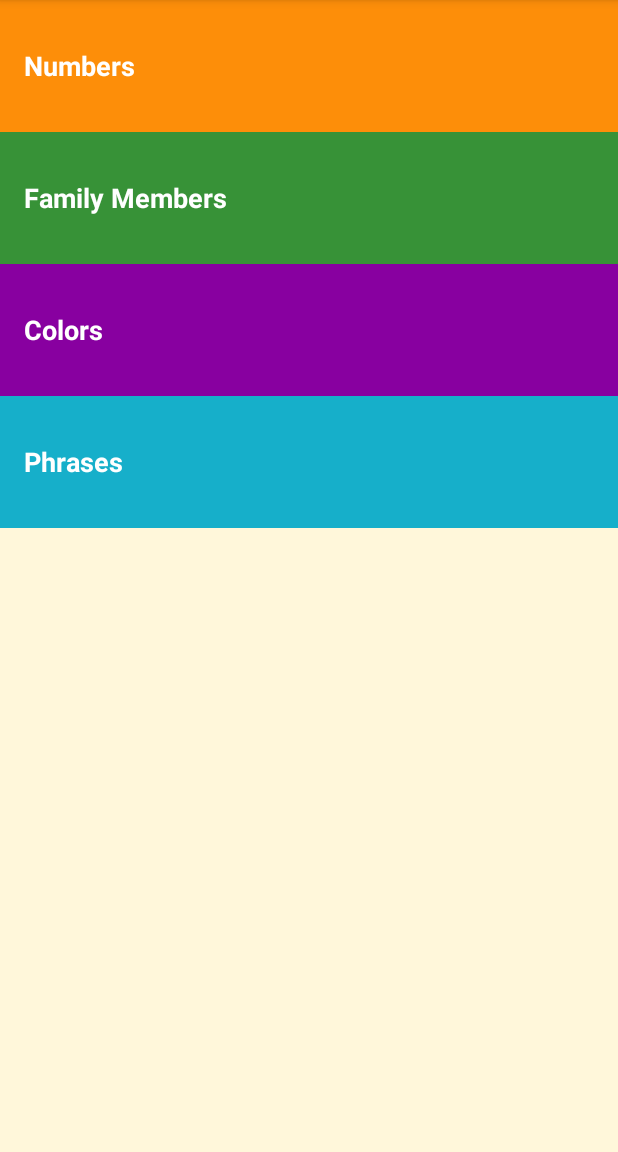
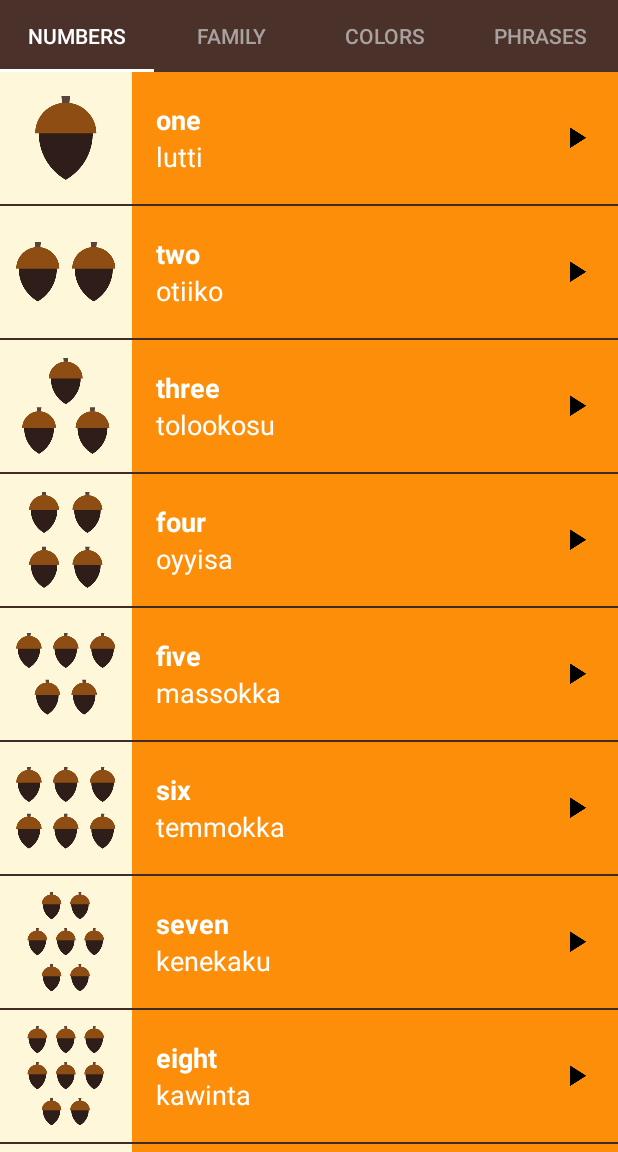
Before and after one commit to marcelobr/Miwok, an Android app: the screen it shows after launch (MainActivity), on a phone screen of 412 x 824 dp, the part 84-1236 px from its top. Run offline under Robolectric (Android 15) with nearby library versions, the phone set to English and light mode, and no system bars.

Commit message:
Adicionando fragments e viewpager

```diff
--- a/app/src/main/AndroidManifest.xml
+++ b/app/src/main/AndroidManifest.xml
@@ -29,10 +29,6 @@
                 <category android:name="android.intent.category.LAUNCHER" />
             </intent-filter>
         </activity>
-        <activity android:name=".PhrasesActivity" android:label="@string/category_phrases" android:parentActivityName=".MainActivity" />
-        <activity android:name=".NumbersActivity" android:label="@string/category_numbers" android:parentActivityName=".MainActivity" />
-        <activity android:name=".FamilyActivity" android:label="@string/category_family" android:parentActivityName=".MainActivity" />
-        <activity android:name=".ColorsActivity" android:label="@string/category_colors" android:parentActivityName=".MainActivity" />
     </application>
 
 </manifest>
--- a/app/src/main/java/com/example/android/miwok/FamilyActivity.java
+++ b/app/src/main/java/com/example/android/miwok/FamilyFragment.java
@@ -1,18 +1,25 @@
 package com.example.android.miwok;
+
 
 import android.content.Context;
 import android.media.AudioManager;
 import android.media.MediaPlayer;
-import android.support.v7.app.AppCompatActivity;
 import android.os.Bundle;
+import android.support.v4.app.Fragment;
+import android.view.LayoutInflater;
 import android.view.View;
+import android.view.ViewGroup;
 import android.widget.AdapterView;
 import android.widget.ListView;
+import android.widget.TextView;
 import android.widget.Toast;
 
 import java.util.ArrayList;
 
-public class FamilyActivity extends AppCompatActivity {
+/**
+ * A simple {@link Fragment} subclass.
+ */
+public class FamilyFragment extends Fragment {
 
     /** Handles playback of all the sound files */
     private MediaPlayer mMediaPlayer;
@@ -53,19 +60,21 @@
         @Override
         public void onCompletion(MediaPlayer mp) {
             releaseMediaPlayer();
-            Toast.makeText(FamilyActivity.this, "I'm done", Toast.LENGTH_SHORT).show();
         }
     };
 
+    public FamilyFragment() {
+        // Required empty public constructor
+    }
+
+
     @Override
-    protected void onCreate(Bundle savedInstanceState) {
-        super.onCreate(savedInstanceState);
-        setContentView(R.layout.word_list);
-
-        //getActionBar().setDisplayHomeAsUpEnabled(true);
+    public View onCreateView(LayoutInflater inflater, ViewGroup container,
+                             Bundle savedInstanceState) {
+        View rootView = inflater.inflate(R.layout.word_list, container, false);
 
         // Create and setup the {@link AudioManager} to request audio focus
-        mAudioManager = (AudioManager) getSystemService(Context.AUDIO_SERVICE);
+        mAudioManager = (AudioManager) getActivity().getSystemService(Context.AUDIO_SERVICE);
 
         // Create a list of words
         final ArrayList<Word> words = new ArrayList<Word>();
@@ -80,9 +89,9 @@
         words.add(new Word("grandmother ", "ama", R.drawable.family_grandmother, R.raw.family_grandmother));
         words.add(new Word("grandfather", "paapa", R.drawable.family_grandfather, R.raw.family_grandfather));
 
-        WordAdapter adapter = new WordAdapter(this, words, R.color.category_family);
+        WordAdapter adapter = new WordAdapter(getActivity(), words, R.color.category_family);
 
-        ListView listView = (ListView) findViewById(R.id.list);
+        ListView listView = (ListView) rootView.findViewById(R.id.list);
 
         listView.setAdapter(adapter);
 
@@ -106,7 +115,7 @@
 
                     // Create and setup the {@link MediaPlayer} for the audio resource associated
                     // with the current word
-                    mMediaPlayer = MediaPlayer.create(FamilyActivity.this, word.getAudioResourceId());
+                    mMediaPlayer = MediaPlayer.create(getActivity(), word.getAudioResourceId());
 
                     // Start the audio file
                     mMediaPlayer.start();
@@ -117,13 +126,8 @@
                 }
             }
         });
-    }
 
-    @Override
-    protected void onStop() {
-        super.onStop();
-
-        releaseMediaPlayer();
+        return rootView;
     }
 
     /**
@@ -146,4 +150,11 @@
             mAudioManager.abandonAudioFocus(mOnAudioFocusChangeListener);
         }
     }
+
+    @Override
+    public void onStop() {
+        super.onStop();
+
+        releaseMediaPlayer();
+    }
 }
--- a/app/src/main/java/com/example/android/miwok/MainActivity.java
+++ b/app/src/main/java/com/example/android/miwok/MainActivity.java
@@ -17,6 +17,8 @@
 
 import android.content.Intent;
 import android.os.Bundle;
+import android.support.design.widget.TabLayout;
+import android.support.v4.view.ViewPager;
 import android.support.v7.app.AppCompatActivity;
 import android.view.View;
 import android.widget.TextView;
@@ -30,56 +32,17 @@
         // Set the content of the activity to use the activity_main.xml layout file
         setContentView(R.layout.activity_main);
 
-        // Find the View that shows the numbers category
-        TextView numbers = (TextView) findViewById(R.id.numbers);
+        // Find the view pager that will allow the user to swipe between fragments
+        ViewPager viewPager = (ViewPager) findViewById(R.id.viewpager);
 
-        // Find the View that shows the colors category
-        TextView colors = (TextView) findViewById(R.id.colors);
+        // Create an adapter that knows which fragment should be shown on each page
+        SimpleFragmentPagerAdapter adapter = new SimpleFragmentPagerAdapter(this, getSupportFragmentManager());
 
-        // Find the View that shows the family members category
-        TextView family = (TextView) findViewById(R.id.family);
+        // Set the adapter onto the view pager
+        viewPager.setAdapter(adapter);
 
-        // Find the View that shows the phrases category
-        TextView phrases = (TextView) findViewById(R.id.phrases);
+        TabLayout tabLayout = (TabLayout) findViewById(R.id.tabs);
 
-        // Set a click listener on that View
-        numbers.setOnClickListener(new View.OnClickListener() {
-            // The code in this method will be executed when the numbers View is clicked on.
-            @Override
-            public void onClick(View view) {
-                Intent numbersIntent = new Intent(MainActivity.this, NumbersActivity.class);
-                startActivity(numbersIntent);
-            }
-        });
-
-        // Set a click listener on that View
-        colors.setOnClickListener(new View.OnClickListener() {
-            // The code in this method will be executed when the colors View is clicked on.
-            @Override
-            public void onClick(View view) {
-                Intent colorsIntent = new Intent(MainActivity.this, ColorsActivity.class);
-                startActivity(colorsIntent);
-            }
-        });
-
-        // Set a click listener on that View
-        family.setOnClickListener(new View.OnClickListener() {
-            // The code in this method will be executed when the family members View is clicked on.
-            @Override
-            public void onClick(View view) {
-                Intent familyIntent = new Intent(MainActivity.this, FamilyActivity.class);
-                startActivity(familyIntent);
-            }
-        });
-
-        // Set a click listener on that View
-        phrases.setOnClickListener(new View.OnClickListener() {
-            // The code in this method will be executed when the phrases View is clicked on.
-            @Override
-            public void onClick(View view) {
-                Intent phrasesIntent = new Intent(MainActivity.this, PhrasesActivity.class);
-                startActivity(phrasesIntent);
-            }
-        });
+        tabLayout.setupWithViewPager(viewPager);
     }
 }
--- a/app/src/main/java/com/example/android/miwok/ColorsActivity.java
+++ b/app/src/main/java/com/example/android/miwok/NumbersFragment.java
@@ -1,20 +1,26 @@
 package com.example.android.miwok;
+
 
 import android.content.Context;
 import android.media.AudioManager;
 import android.media.MediaPlayer;
-import android.support.v7.app.AppCompatActivity;
 import android.os.Bundle;
+import android.support.v4.app.Fragment;
+import android.view.LayoutInflater;
 import android.view.View;
+import android.view.ViewGroup;
 import android.widget.AdapterView;
 import android.widget.ListView;
+import android.widget.TextView;
 import android.widget.Toast;
 
 import java.util.ArrayList;
 
-public class ColorsActivity extends AppCompatActivity {
+/**
+ * A simple {@link Fragment} subclass.
+ */
+public class NumbersFragment extends Fragment {
 
-    /** Handles playback of all the sound files */
     private MediaPlayer mMediaPlayer;
 
     /** Handles audio focus when playing a sound file */
@@ -53,41 +59,44 @@
         @Override
         public void onCompletion(MediaPlayer mp) {
             releaseMediaPlayer();
-            Toast.makeText(ColorsActivity.this, "I'm done", Toast.LENGTH_SHORT).show();
         }
     };
 
+    public NumbersFragment() {
+        // Required empty public constructor
+    }
+
+
     @Override
-    protected void onCreate(Bundle savedInstanceState) {
-        super.onCreate(savedInstanceState);
-        setContentView(R.layout.word_list);
-
-        //getActionBar().setDisplayHomeAsUpEnabled(true);
+    public View onCreateView(LayoutInflater inflater, ViewGroup container,
+                             Bundle savedInstanceState) {
+        View rootView = inflater.inflate(R.layout.word_list, container, false);
 
         // Create and setup the {@link AudioManager} to request audio focus
-        mAudioManager = (AudioManager) getSystemService(Context.AUDIO_SERVICE);
+        mAudioManager = (AudioManager) getActivity().getSystemService(Context.AUDIO_SERVICE);
 
         // Create a list of words
         final ArrayList<Word> words = new ArrayList<Word>();
-        words.add(new Word("red", "weṭeṭṭi", R.drawable.color_red, R.raw.color_red));
-        words.add(new Word("mustard yellow", "chiwiiṭә", R.drawable.color_mustard_yellow, R.raw.color_mustard_yellow));
-        words.add(new Word("dusty yellow", "ṭopiisә", R.drawable.color_dusty_yellow, R.raw.color_dusty_yellow));
-        words.add(new Word("green", "chokokki", R.drawable.color_green, R.raw.color_green));
-        words.add(new Word("brown", "ṭakaakki", R.drawable.color_brown, R.raw.color_brown));
-        words.add(new Word("gray", "ṭopoppi", R.drawable.color_gray, R.raw.color_gray));
-        words.add(new Word("black", "kululli", R.drawable.color_black, R.raw.color_black));
-        words.add(new Word("white", "kelelli", R.drawable.color_white, R.raw.color_white));
+        words.add(new Word("one", "lutti", R.drawable.number_one, R.raw.number_one));
+        words.add(new Word("two", "otiiko", R.drawable.number_two, R.raw.number_two));
+        words.add(new Word("three", "tolookosu", R.drawable.number_three, R.raw.number_three));
+        words.add(new Word("four", "oyyisa", R.drawable.number_four, R.raw.number_four));
+        words.add(new Word("five", "massokka", R.drawable.number_five, R.raw.number_five));
+        words.add(new Word("six", "temmokka", R.drawable.number_six, R.raw.number_six));
+        words.add(new Word("seven", "kenekaku", R.drawable.number_seven, R.raw.number_seven));
+        words.add(new Word("eight", "kawinta", R.drawable.number_eight, R.raw.number_eight));
+        words.add(new Word("nine", "wo’e", R.drawable.number_nine, R.raw.number_nine));
+        words.add(new Word("ten", "na’aacha", R.drawable.number_ten, R.raw.number_ten));
 
-        WordAdapter adapter = new WordAdapter(this, words, R.color.category_colors);
+        WordAdapter adapter = new WordAdapter(getActivity(), words, R.color.category_numbers);
 
-        ListView listView = (ListView) findViewById(R.id.list);
+        ListView listView = (ListView) rootView.findViewById(R.id.list);
 
         listView.setAdapter(adapter);
 
-        // Set a click listener to play the audio when the list item is clicked on
         listView.setOnItemClickListener(new AdapterView.OnItemClickListener() {
             @Override
-            public void onItemClick(AdapterView<?> adapterView, View view, int position, long l) {
+            public void onItemClick(AdapterView<?> parent, View view, int position, long id) {
                 releaseMediaPlayer();
 
                 // Get the {@link Word} object at the given position the user clicked on
@@ -104,7 +113,7 @@
 
                     // Create and setup the {@link MediaPlayer} for the audio resource associated
                     // with the current word
-                    mMediaPlayer = MediaPlayer.create(ColorsActivity.this, word.getAudioResourceId());
+                    mMediaPlayer = MediaPlayer.create(getActivity(), word.getAudioResourceId());
 
                     // Start the audio file
                     mMediaPlayer.start();
@@ -116,13 +125,7 @@
             }
         });
 
-    }
-
-    @Override
-    protected void onStop() {
-        super.onStop();
-
-        releaseMediaPlayer();
+        return rootView;
     }
 
     /**
@@ -145,4 +148,11 @@
             mAudioManager.abandonAudioFocus(mOnAudioFocusChangeListener);
         }
     }
+
+    @Override
+    public void onStop() {
+        super.onStop();
+
+        releaseMediaPlayer();
+    }
 }
--- /dev/null
+++ b/app/src/main/java/com/example/android/miwok/SimpleFragmentPagerAdapter.java
@@ -0,0 +1,53 @@
+package com.example.android.miwok;
+
+import android.content.Context;
+import android.support.v4.app.Fragment;
+import android.support.v4.app.FragmentManager;
+import android.support.v4.app.FragmentPagerAdapter;
+
+/**
+ * Created by marcelo on 07/11/17.
+ */
+
+public class SimpleFragmentPagerAdapter extends FragmentPagerAdapter {
+
+    // App Context
+    private Context mContext;
+
+    public SimpleFragmentPagerAdapter(Context context, FragmentManager fm) {
+        super(fm);
+
+        mContext = context;
+    }
+
+    @Override
+    public Fragment getItem(int position) {
+        if (position == 0) {
+            return new NumbersFragment();
+        } else if (position == 1) {
+            return new FamilyFragment();
+        } else if (position == 2) {
+            return new ColorsFragment();
+        } else {
+            return new PhrasesFragment();
+        }
+    }
+
+    @Override
+    public int getCount() {
+        return 4;
+    }
+
+    @Override
+    public CharSequence getPageTitle(int position) {
+        if (position == 0) {
+            return mContext.getString(R.string.category_numbers);
+        } else if (position == 1) {
+            return mContext.getString(R.string.category_family);
+        } else if (position == 2) {
+            return mContext.getString(R.string.category_colors);
+        } else {
+            return mContext.getString(R.string.category_phrases);
+        }
+    }
+}
--- a/app/src/main/res/layout/activity_main.xml
+++ b/app/src/main/res/layout/activity_main.xml
@@ -3,55 +3,19 @@
     xmlns:tools="http://schemas.android.com/tools"
     android:layout_width="match_parent"
     android:layout_height="match_parent"
-    android:background="@color/tan_background"
+    android:background="@color/primary_color"
     android:orientation="vertical"
     tools:context="com.example.android.miwok.MainActivity">
 
-    <!-- Numbers category -->
-    <FrameLayout
+    <android.support.design.widget.TabLayout
+        android:id="@+id/tabs"
+        style="@style/CategoryTab"
         android:layout_width="match_parent"
-        android:layout_height="wrap_content"
-        android:background="@color/category_numbers">
-        <TextView
-            android:id="@+id/numbers"
-            style="@style/CategoryStyle"
-            android:background="?android:attr/selectableItemBackground"
-            android:text="@string/category_numbers" />
-    </FrameLayout>
+        android:layout_height="wrap_content" />
 
-    <!-- Family category -->
-    <FrameLayout
+    <android.support.v4.view.ViewPager
+        android:id="@+id/viewpager"
         android:layout_width="match_parent"
-        android:layout_height="wrap_content"
-        android:background="@color/category_family">
-        <TextView
-            android:id="@+id/family"
-            style="@style/CategoryStyle"
-            android:background="?android:attr/selectableItemBackground"
-            android:text="@string/category_family" />
-    </FrameLayout>
+        android:layout_height="match_parent" />
 
-    <!-- Colors category -->
-    <FrameLayout
-        android:layout_width="match_parent"
-        android:layout_height="wrap_content"
-        android:background="@color/category_colors">
-        <TextView
-            android:id="@+id/colors"
-            style="@style/CategoryStyle"
-            android:background="?android:attr/selectableItemBackground"
-            android:text="@string/category_colors" />
-    </FrameLayout>
-
-    <!-- Phrases category -->
-    <FrameLayout
-        android:layout_width="match_parent"
-        android:layout_height="wrap_content"
-        android:background="@color/category_phrases">
-        <TextView
-            android:id="@+id/phrases"
-            style="@style/CategoryStyle"
-            android:background="?android:attr/selectableItemBackground"
-            android:text="@string/category_phrases" />
-    </FrameLayout>
 </LinearLayout>
--- a/app/src/main/res/values/strings.xml
+++ b/app/src/main/res/values/strings.xml
@@ -26,5 +26,8 @@
     <string name="category_numbers">Numbers</string>
 
     <!-- Category name for the vocabulary words for family members [CHAR LIMIT=20] -->
-    <string name="category_family">Family Members</string>
+    <string name="category_family">Family</string>
+
+    <!-- TODO: Remove or change this placeholder text -->
+    <string name="hello_blank_fragment">Hello blank fragment</string>
 </resources>
--- a/app/src/main/res/values/styles.xml
+++ b/app/src/main/res/values/styles.xml
@@ -18,6 +18,8 @@
     <style name="AppTheme" parent="Theme.AppCompat.Light.DarkActionBar">
         <item name="colorPrimary">@color/primary_color</item>
         <item name="colorPrimaryDark">@color/primary_dark_color</item>
+        <item name="actionBarStyle">@style/MiwokAppBarStyle</item>
+        <item name="android:windowContentOverlay">@null</item>
     </style>
 
     <!-- Style for a category of vocabulary words -->
@@ -30,4 +32,19 @@
         <item name="android:textStyle">bold</item>
         <item name="android:textAppearance">?android:textAppearanceMedium</item>
     </style>
+
+    <style name="MiwokAppBarStyle" parent="@style/Widget.AppCompat.Light.ActionBar.Solid.Inverse">
+        <!-- Remove a sombra abaixo da barra do aplicativo -->
+        <item name="elevation">0dp</item>
+    </style>
+
+    <style name="CategoryTab" parent="Widget.Design.TabLayout">
+        <item name="tabIndicatorColor">@android:color/white</item>
+        <item name="tabSelectedTextColor">@android:color/white</item>
+        <item name="tabTextAppearance">@style/CategoryTabTextAppearance</item>
+    </style>
+
+    <style name="CategoryTabTextAppearance" parent="TextAppearance.Design.Tab">
+        <item name="android:textColor">#A8A19E</item>
+    </style>
 </resources>
```
Also changed, not shown: app/src/main/java/com/example/android/miwok/ColorsFragment.java (renamed from app/src/main/java/com/example/android/miwok/PhrasesActivity.java, +37 -28 lines), app/src/main/java/com/example/android/miwok/PhrasesFragment.java (renamed from app/src/main/java/com/example/android/miwok/NumbersActivity.java, +42 -29 lines).
